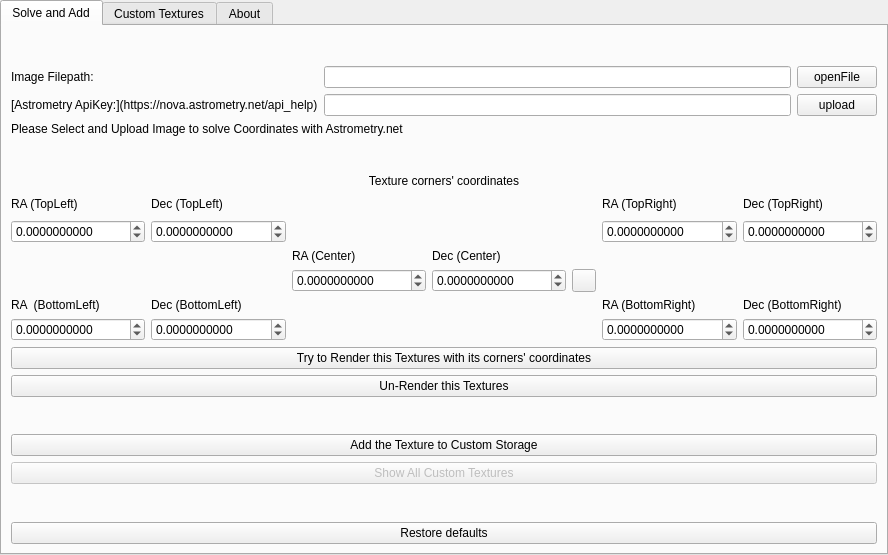
Qt form plugins/NebulaTextures/src/gui/nebulaTexturesDialog.ui (Stellarium/stellarium) before a commit.
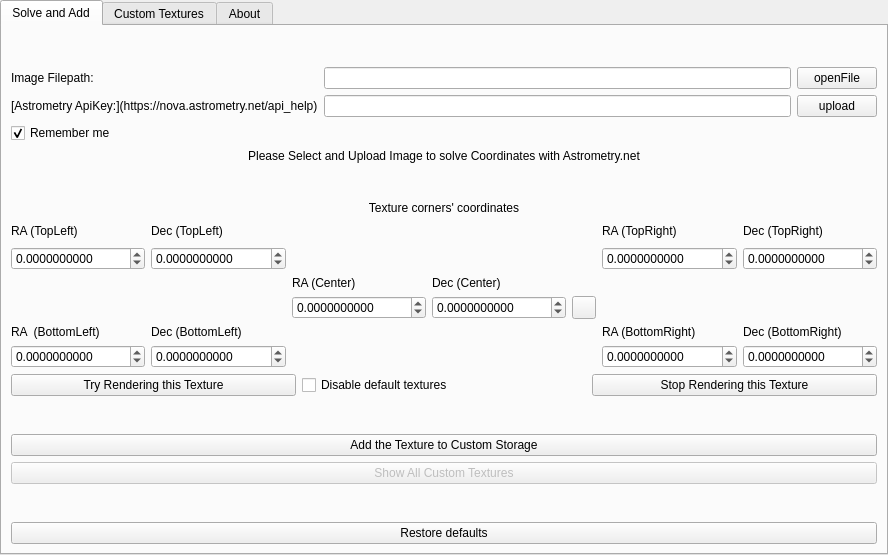
The same form after that commit. The open tabs and pages were chosen to show the change. Icons and pictures are not drawn. Custom widgets are drawn as their Qt base class.

Commit message: translate and ui-lock

Diff of the .ui file:
```diff
--- a/plugins/NebulaTextures/src/gui/nebulaTexturesDialog.ui
+++ b/plugins/NebulaTextures/src/gui/nebulaTexturesDialog.ui
@@ -39,7 +39,7 @@
    <item>
     <widget class="QTabWidget" name="tabs">
      <property name="currentIndex">
-      <number>1</number>
+      <number>0</number>
      </property>
      <property name="documentMode">
       <bool>false</bool>
@@ -71,16 +71,29 @@
            </property>
           </widget>
          </item>
-         <item row="0" column="0">
-          <widget class="QLabel" name="label_imagePath">
+         <item row="0" column="1">
+          <widget class="QLineEdit" name="lineEditImagePath"/>
+         </item>
+         <item row="3" column="0" colspan="3">
+          <widget class="QLabel" name="statusText">
            <property name="text">
-            <string>Image Filepath:</string>
+            <string>Please Select and Upload Image to solve Coordinates with Astrometry.net</string>
+           </property>
+           <property name="alignment">
+            <set>Qt::AlignmentFlag::AlignCenter</set>
            </property>
           </widget>
          </item>
          <item row="1" column="1">
           <widget class="QLineEdit" name="lineEditApiKey"/>
          </item>
+         <item row="1" column="2">
+          <widget class="QPushButton" name="uploadImageButton">
+           <property name="text">
+            <string>upload</string>
+           </property>
+          </widget>
+         </item>
          <item row="1" column="0">
           <widget class="QLabel" name="label_apiKey">
            <property name="text">
@@ -91,20 +104,20 @@
            </property>
           </widget>
          </item>
-         <item row="0" column="1">
-          <widget class="QLineEdit" name="lineEditImagePath"/>
-         </item>
-         <item row="1" column="2">
-          <widget class="QPushButton" name="uploadImageButton">
+         <item row="0" column="0">
+          <widget class="QLabel" name="label_imagePath">
            <property name="text">
-            <string>upload</string>
+            <string>Image Filepath:</string>
            </property>
           </widget>
          </item>
-         <item row="2" column="0" colspan="3">
-          <widget class="QLabel" name="statusText">
+         <item row="2" column="0">
+          <widget class="QCheckBox" name="checkBoxKeepApi">
            <property name="text">
-            <string>Please Select and Upload Image to solve Coordinates with Astrometry.net</string>
+            <string>Remember me</string>
+           </property>
+           <property name="checked">
+            <bool>true</bool>
            </property>
           </widget>
          </item>
@@ -399,21 +412,32 @@
         </layout>
        </item>
        <item>
+        <layout class="QHBoxLayout" name="horizontalLayout">
+         <item>
         <widget class="QPushButton" name="renderButton">
          <property name="enabled">
           <bool>true</bool>
          </property>
          <property name="text">
-          <string>Try to Render this Textures with its corners' coordinates</string>
+            <string>Try Rendering this Texture</string>
+           </property>
+          </widget>
+         </item>
+         <item>
+          <widget class="QCheckBox" name="disableDefault">
+           <property name="text">
+            <string>Disable default textures</string>
          </property>
         </widget>
        </item>
        <item>
         <widget class="QPushButton" name="unrenderButton">
          <property name="text">
-          <string>Un-Render this Textures</string>
-         </property>
-        </widget>
+            <string>Stop Rendering this Texture</string>
+           </property>
+          </widget>
+         </item>
+        </layout>
        </item>
        <item>
         <spacer name="verticalSpacer_4">
```
Lines whose indentation alone changed are shown as unchanged. The commit also changes 2 other files.
